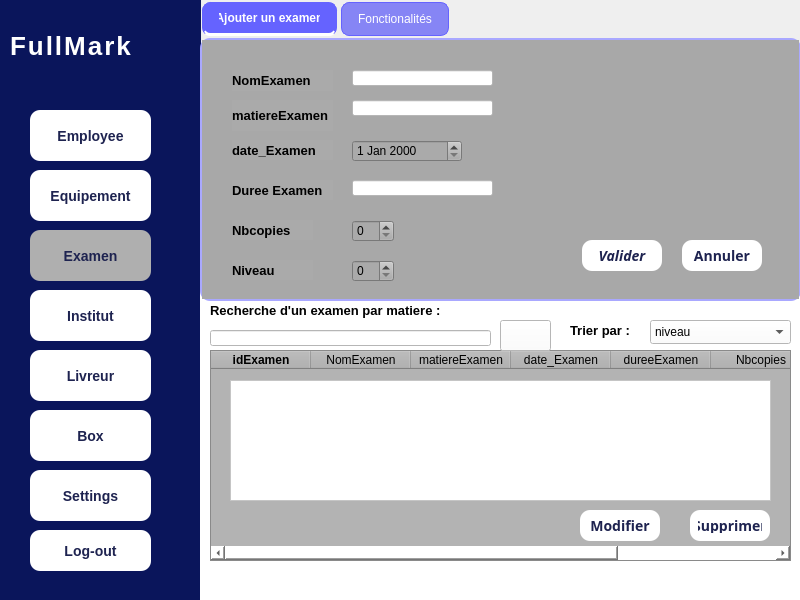
malek-mejaouel/Distribution_center_project-, file mainwindow.ui: the form before one commit.
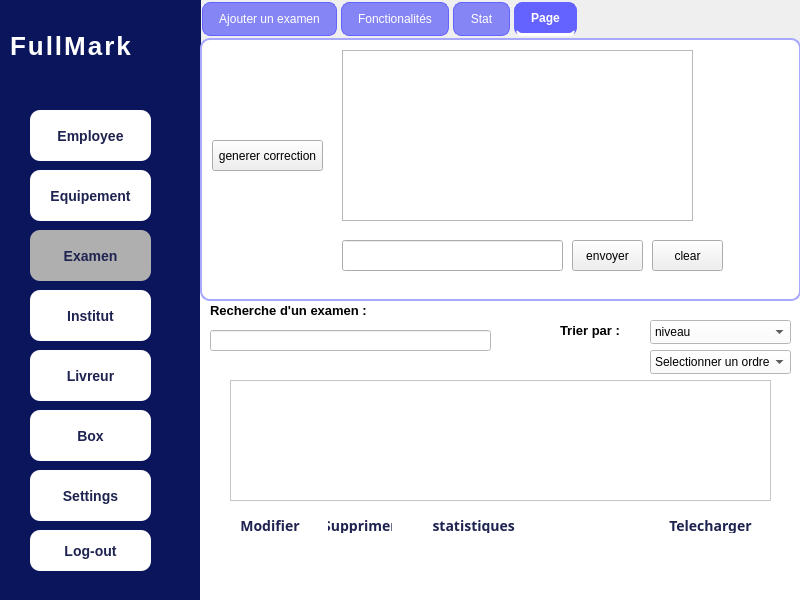
The form after the commit. Icons and pictures are not drawn.

Commit message: Added directory content to Examen1 branch

The edit to the form file:
```diff
--- a/mainwindow.ui
+++ b/mainwindow.ui
@@ -307,7 +307,7 @@
        <x>10</x>
        <y>40</y>
        <width>281</width>
-       <height>16</height>
+       <height>21</height>
       </rect>
      </property>
     </widget>
@@ -327,133 +327,13 @@
     font-family: &quot;Poppins&quot;;</string>
      </property>
      <property name="text">
-      <string>Recherche d'un examen par matiere :</string>
+      <string>Recherche d'un examen : </string>
      </property>
     </widget>
-    <widget class="QTableWidget" name="tableWidget">
-     <property name="geometry">
-      <rect>
-       <x>10</x>
-       <y>60</y>
-       <width>581</width>
-       <height>211</height>
-      </rect>
-     </property>
-     <property name="toolTip">
-      <string>&lt;html&gt;&lt;head/&gt;&lt;body&gt;&lt;p&gt;background-color:rgb(10, 21, 91)&lt;/p&gt;&lt;/body&gt;&lt;/html&gt;</string>
-     </property>
-     <property name="whatsThis">
-      <string>&lt;html&gt;&lt;head/&gt;&lt;body&gt;&lt;p&gt;&lt;br/&gt;&lt;/p&gt;&lt;/body&gt;&lt;/html&gt;</string>
-     </property>
-     <property name="styleSheet">
-      <string notr="true">background-color: rgb(157, 157, 157);
-background-color: rgb(14, 0, 214);
-background-color: rgb(179, 179, 179);</string>
-     </property>
-     <column>
-      <property name="text">
-       <string>idExamen</string>
-      </property>
-      <property name="font">
-       <font>
-        <family>Segoe UI</family>
-        <bold>true</bold>
-       </font>
-      </property>
-      <property name="background">
-       <color>
-        <red>10</red>
-        <green>21</green>
-        <blue>91</blue>
-       </color>
-      </property>
-      <property name="foreground">
-       <brush brushstyle="NoBrush">
-        <color alpha="255">
-         <red>0</red>
-         <green>0</green>
-         <blue>0</blue>
-        </color>
-       </brush>
-      </property>
-     </column>
-     <column>
-      <property name="text">
-       <string>NomExamen</string>
-      </property>
-      <property name="background">
-       <color>
-        <red>10</red>
-        <green>21</green>
-        <blue>91</blue>
-       </color>
-      </property>
-     </column>
-     <column>
-      <property name="text">
-       <string>matiereExamen</string>
-      </property>
-      <property name="background">
-       <color>
-        <red>10</red>
-        <green>21</green>
-        <blue>91</blue>
-       </color>
-      </property>
-     </column>
-     <column>
-      <property name="text">
-       <string>date_Examen</string>
-      </property>
-      <property name="background">
-       <color>
-        <red>10</red>
-        <green>21</green>
-        <blue>91</blue>
-       </color>
-      </property>
-     </column>
-     <column>
-      <property name="text">
-       <string>dureeExamen</string>
-      </property>
-      <property name="background">
-       <color>
-        <red>10</red>
-        <green>21</green>
-        <blue>91</blue>
-       </color>
-      </property>
-     </column>
-     <column>
-      <property name="text">
-       <string>Nbcopies</string>
-      </property>
-      <property name="background">
-       <color>
-        <red>0</red>
-        <green>0</green>
-        <blue>107</blue>
-       </color>
-      </property>
-     </column>
-     <column>
-      <property name="text">
-       <string>niveau</string>
-      </property>
-      <property name="background">
-       <color>
-        <red>0</red>
-        <green>0</green>
-        <blue>90</blue>
-       </color>
-      </property>
-     </column>
-    </widget>
     <widget class="QLabel" name="label_11">
      <property name="geometry">
       <rect>
-       <x>370</x>
+       <x>360</x>
        <y>30</y>
        <width>71</width>
        <height>21</height>
@@ -575,27 +455,10 @@
       <string>Supprimer</string>
      </property>
     </widget>
-    <widget class="QPushButton" name="pushButton_5">
-     <property name="geometry">
-      <rect>
-       <x>300</x>
-       <y>30</y>
-       <width>51</width>
-       <height>31</height>
-      </rect>
-     </property>
-     <property name="text">
-      <string/>
-     </property>
-     <property name="icon">
-      <iconset resource="icons.qrc">
-       <normaloff>:/ressources/search-3-48.png</normaloff>:/ressources/search-3-48.png</iconset>
-     </property>
-    </widget>
     <widget class="QPushButton" name="pushButton_18">
      <property name="geometry">
       <rect>
-       <x>490</x>
+       <x>120</x>
        <y>220</y>
        <width>80</width>
        <height>31</height>
@@ -622,7 +485,7 @@
     <widget class="QPushButton" name="updateButton">
      <property name="geometry">
       <rect>
-       <x>380</x>
+       <x>30</x>
        <y>220</y>
        <width>80</width>
        <height>31</height>
@@ -656,6 +519,85 @@
       </rect>
      </property>
     </widget>
+    <widget class="QPushButton" name="bt_pdf">
+     <property name="geometry">
+      <rect>
+       <x>450</x>
+       <y>220</y>
+       <width>121</width>
+       <height>31</height>
+      </rect>
+     </property>
+     <property name="font">
+      <font>
+       <family>Tw Cen MT</family>
+       <pointsize>-1</pointsize>
+       <bold>true</bold>
+      </font>
+     </property>
+     <property name="styleSheet">
+      <string notr="true">  background-color: #FFFFFF;
+    color: #1E2350;
+    border-radius: 10px;
+    font-size: 14px;
+    padding: 8px;</string>
+     </property>
+     <property name="text">
+      <string>Telecharger</string>
+     </property>
+    </widget>
+    <widget class="QPushButton" name="updateButton_3">
+     <property name="geometry">
+      <rect>
+       <x>210</x>
+       <y>220</y>
+       <width>131</width>
+       <height>31</height>
+      </rect>
+     </property>
+     <property name="font">
+      <font>
+       <family>Tw Cen MT</family>
+       <pointsize>-1</pointsize>
+       <bold>true</bold>
+      </font>
+     </property>
+     <property name="styleSheet">
+      <string notr="true">  background-color: #FFFFFF;
+    color: #1E2350;
+    border-radius: 10px;
+    font-size: 14px;
+    padding: 8px;</string>
+     </property>
+     <property name="text">
+      <string>statistiques </string>
+     </property>
+    </widget>
+    <widget class="QComboBox" name="comboBoxTri_2">
+     <property name="geometry">
+      <rect>
+       <x>450</x>
+       <y>60</y>
+       <width>141</width>
+       <height>24</height>
+      </rect>
+     </property>
+     <item>
+      <property name="text">
+       <string>Selectionner un ordre </string>
+      </property>
+     </item>
+     <item>
+      <property name="text">
+       <string>ASC</string>
+      </property>
+     </item>
+     <item>
+      <property name="text">
+       <string>DESC</string>
+      </property>
+     </item>
+    </widget>
     <zorder>lineEdit_8</zorder>
     <zorder>label_8</zorder>
     <zorder>tableWidget</zorder>
@@ -716,7 +658,7 @@
 </string>
     </property>
     <property name="currentIndex">
-     <number>0</number>
+     <number>3</number>
     </property>
     <widget class="QWidget" name="widget">
      <attribute name="title">
@@ -996,6 +938,172 @@
      <attribute name="title">
       <string>Fonctionalités</string>
      </attribute>
+     <widget class="QPushButton" name="addButton_2">
+      <property name="geometry">
+       <rect>
+        <x>240</x>
+        <y>130</y>
+        <width>80</width>
+        <height>31</height>
+       </rect>
+      </property>
+      <property name="font">
+       <font>
+        <family>Tw Cen MT</family>
+        <pointsize>-1</pointsize>
+        <italic>true</italic>
+        <bold>true</bold>
+       </font>
+      </property>
+      <property name="styleSheet">
+       <string notr="true">  background-color: #FFFFFF;
+  
+    color: #1E2350;
+    border-radius: 10px;
+    font-size: 14px;
+    padding: 8px;</string>
+      </property>
+      <property name="text">
+       <string>arduino</string>
+      </property>
+     </widget>
+     <widget class="QLabel" name="label_5">
+      <property name="geometry">
+       <rect>
+        <x>230</x>
+        <y>70</y>
+        <width>91</width>
+        <height>41</height>
+       </rect>
+      </property>
+      <property name="styleSheet">
+       <string notr="true">background-color: rgb(0, 255, 0);</string>
+      </property>
+      <property name="text">
+       <string/>
+      </property>
+     </widget>
+     <widget class="QLineEdit" name="lineEdit_9">
+      <property name="geometry">
+       <rect>
+        <x>220</x>
+        <y>30</y>
+        <width>111</width>
+        <height>31</height>
+       </rect>
+      </property>
+     </widget>
+    </widget>
+    <widget class="QWidget" name="tab">
+     <attribute name="title">
+      <string>Stat</string>
+     </attribute>
+     <widget class="QLabel" name="label_stat">
+      <property name="geometry">
+       <rect>
+        <x>30</x>
+        <y>-10</y>
+        <width>521</width>
+        <height>271</height>
+       </rect>
+      </property>
+      <property name="text">
+       <string/>
+      </property>
+     </widget>
+    </widget>
+    <widget class="QWidget" name="tab_7">
+     <attribute name="title">
+      <string>Page</string>
+     </attribute>
+     <widget class="QPushButton" name="bt_envoyer">
+      <property name="geometry">
+       <rect>
+        <x>370</x>
+        <y>200</y>
+        <width>71</width>
+        <height>31</height>
+       </rect>
+      </property>
+      <property name="text">
+       <string>envoyer</string>
+      </property>
+     </widget>
+     <widget class="QPushButton" name="bt_clear">
+      <property name="geometry">
+       <rect>
+        <x>450</x>
+        <y>200</y>
+        <width>71</width>
+        <height>31</height>
+       </rect>
+      </property>
+      <property name="text">
+       <string>clear</string>
+      </property>
+     </widget>
+     <widget class="QLineEdit" name="lineEdit_message">
+      <property name="geometry">
+       <rect>
+        <x>140</x>
+        <y>200</y>
+        <width>221</width>
+        <height>31</height>
+       </rect>
+      </property>
+     </widget>
+     <widget class="QTextEdit" name="textEdit">
+      <property name="geometry">
+       <rect>
+        <x>140</x>
+        <y>10</y>
+        <width>351</width>
+        <height>171</height>
+       </rect>
+      </property>
+     </widget>
+     <widget class="QPushButton" name="generer_correction">
+      <property name="geometry">
+       <rect>
+        <x>10</x>
+        <y>100</y>
+        <width>111</width>
+        <height>31</height>
+       </rect>
+      </property>
+      <property name="text">
+       <string>generer correction</string>
+      </property>
+     </widget>
+     <widget class="QScrollArea" name="scrollArea">
+      <property name="geometry">
+       <rect>
+        <x>140</x>
+        <y>10</y>
+        <width>351</width>
+        <height>171</height>
+       </rect>
+      </property>
+      <property name="widgetResizable">
+       <bool>true</bool>
+      </property>
+      <widget class="QWidget" name="scrollAreaWidgetContents">
+       <property name="geometry">
+        <rect>
+         <x>0</x>
+         <y>0</y>
+         <width>349</width>
+         <height>169</height>
+        </rect>
+       </property>
+      </widget>
+     </widget>
+     <zorder>scrollArea</zorder>
+     <zorder>bt_envoyer</zorder>
+     <zorder>bt_clear</zorder>
+     <zorder>lineEdit_message</zorder>
+     <zorder>textEdit</zorder>
+     <zorder>generer_correction</zorder>
     </widget>
    </widget>
   </widget>
```
Left out of the diff: 93 changed lines with no effect on the pictures. The commit also changes 638 other files.
